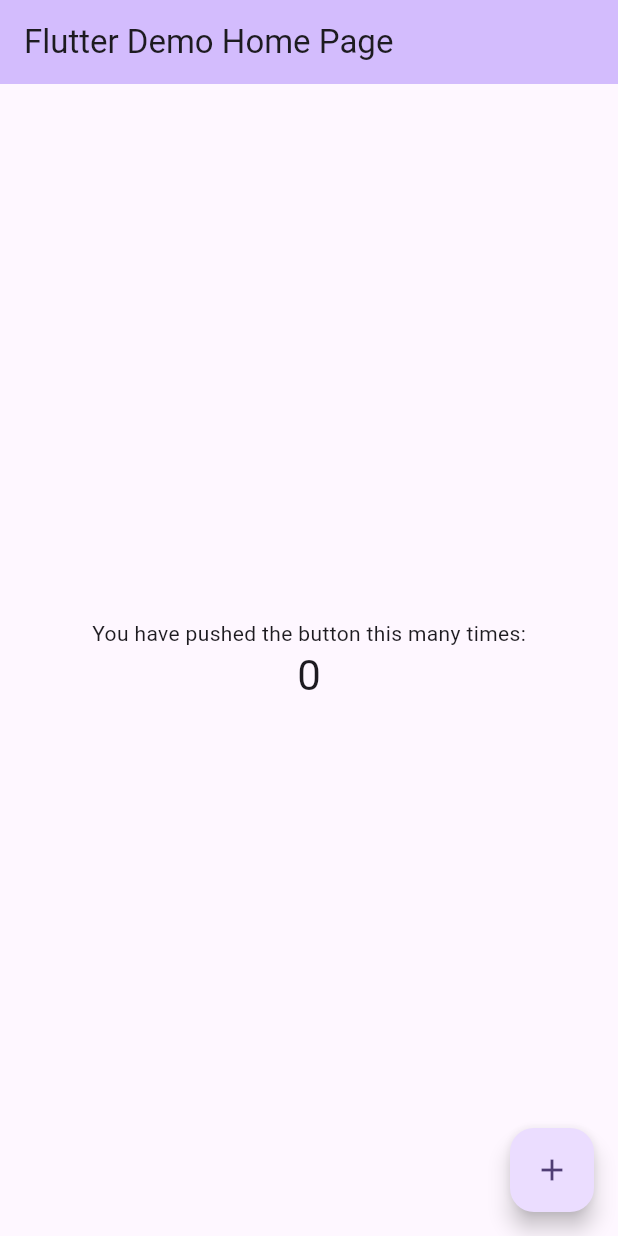
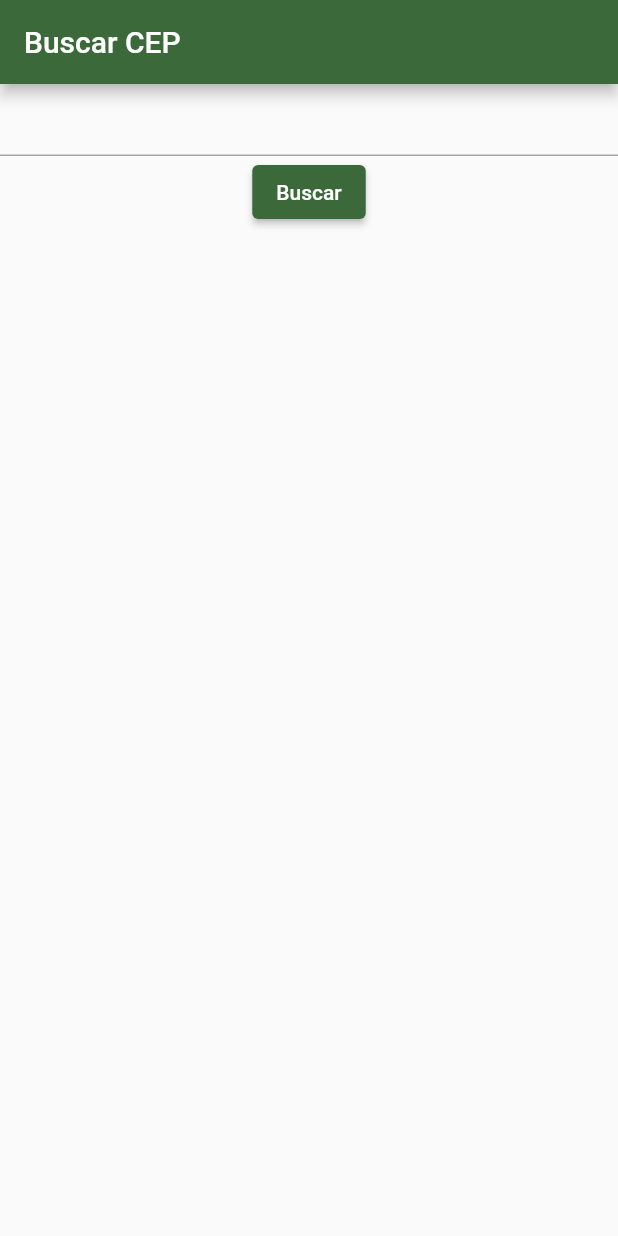
Before and after one commit to juliannelima/flutter-consulta-cep, a Flutter app: the screen it shows after launch, on a phone screen of 412 x 824 dp. Run offline on Flutter 3.47's test engine with Material 2 defaults, Android fonts, the phone set to English and light mode, and no system bars; our stand-ins replace dio.

Commit message:
Adicionando page home

```diff
--- a/lib/main.dart
+++ b/lib/main.dart
@@ -1,125 +1,18 @@
 import 'package:flutter/material.dart';
-
+import 'package:flutter_consulta_cep/pages/home_page.dart';
 void main() {
   runApp(const MyApp());
 }
-
 class MyApp extends StatelessWidget {
   const MyApp({super.key});
-
-  // This widget is the root of your application.
   @override
   Widget build(BuildContext context) {
     return MaterialApp(
       title: 'Flutter Demo',
       theme: ThemeData(
-        // This is the theme of your application.
-        //
-        // TRY THIS: Try running your application with "flutter run". You'll see
-        // the application has a blue toolbar. Then, without quitting the app,
-        // try changing the seedColor in the colorScheme below to Colors.green
-        // and then invoke "hot reload" (save your changes or press the "hot
-        // reload" button in a Flutter-supported IDE, or press "r" if you used
-        // the command line to start the app).
-        //
-        // Notice that the counter didn't reset back to zero; the application
-        // state is not lost during the reload. To reset the state, use hot
-        // restart instead.
-        //
-        // This works for code too, not just values: Most code changes can be
-        // tested with just a hot reload.
-        colorScheme: ColorScheme.fromSeed(seedColor: Colors.deepPurple),
-        useMaterial3: true,
+        colorScheme: ColorScheme.fromSeed(seedColor: Colors.green),
       ),
-      home: const MyHomePage(title: 'Flutter Demo Home Page'),
+      home: const HomePage(),
     );
   }
 }
-
-class MyHomePage extends StatefulWidget {
-  const MyHomePage({super.key, required this.title});
-
-  // This widget is the home page of your application. It is stateful, meaning
-  // that it has a State object (defined below) that contains fields that affect
-  // how it looks.
-
-  // This class is the configuration for the state. It holds the values (in this
-  // case the title) provided by the parent (in this case the App widget) and
-  // used by the build method of the State. Fields in a Widget subclass are
-  // always marked "final".
-
-  final String title;
-
-  @override
-  State<MyHomePage> createState() => _MyHomePageState();
-}
-
-class _MyHomePageState extends State<MyHomePage> {
-  int _counter = 0;
-
-  void _incrementCounter() {
-    setState(() {
-      // This call to setState tells the Flutter framework that something has
-      // changed in this State, which causes it to rerun the build method below
-      // so that the display can reflect the updated values. If we changed
-      // _counter without calling setState(), then the build method would not be
-      // called again, and so nothing would appear to happen.
-      _counter++;
-    });
-  }
-
-  @override
-  Widget build(BuildContext context) {
-    // This method is rerun every time setState is called, for instance as done
-    // by the _incrementCounter method above.
-    //
-    // The Flutter framework has been optimized to make rerunning build methods
-    // fast, so that you can just rebuild anything that needs updating rather
-    // than having to individually change instances of widgets.
-    return Scaffold(
-      appBar: AppBar(
-        // TRY THIS: Try changing the color here to a specific color (to
-        // Colors.amber, perhaps?) and trigger a hot reload to see the AppBar
-        // change color while the other colors stay the same.
-        backgroundColor: Theme.of(context).colorScheme.inversePrimary,
-        // Here we take the value from the MyHomePage object that was created by
-        // the App.build method, and use it to set our appbar title.
-        title: Text(widget.title),
-      ),
-      body: Center(
-        // Center is a layout widget. It takes a single child and positions it
-        // in the middle of the parent.
-        child: Column(
-          // Column is also a layout widget. It takes a list of children and
-          // arranges them vertically. By default, it sizes itself to fit its
-          // children horizontally, and tries to be as tall as its parent.
-          //
-          // Column has various properties to control how it sizes itself and
-          // how it positions its children. Here we use mainAxisAlignment to
-          // center the children vertically; the main axis here is the vertical
-          // axis because Columns are vertical (the cross axis would be
-          // horizontal).
-          //
-          // TRY THIS: Invoke "debug painting" (choose the "Toggle Debug Paint"
-          // action in the IDE, or press "p" in the console), to see the
-          // wireframe for each widget.
-          mainAxisAlignment: MainAxisAlignment.center,
-          children: <Widget>[
-            const Text(
-              'You have pushed the button this many times:',
-            ),
-            Text(
-              '$_counter',
-              style: Theme.of(context).textTheme.headlineMedium,
-            ),
-          ],
-        ),
-      ),
-      floatingActionButton: FloatingActionButton(
-        onPressed: _incrementCounter,
-        tooltip: 'Increment',
-        child: const Icon(Icons.add),
-      ), // This trailing comma makes auto-formatting nicer for build methods.
-    );
-  }
-}
--- /dev/null
+++ b/lib/pages/home_page.dart
@@ -0,0 +1,97 @@
+import 'package:flutter/material.dart';
+import 'package:flutter_consulta_cep/models/endereco_model.dart';
+import 'package:flutter_consulta_cep/repositories/cep_repository.dart';
+import 'package:flutter_consulta_cep/repositories/cep_repository_impl.dart';
+
+class HomePage extends StatefulWidget {
+
+  const HomePage({ super.key });
+
+  @override
+  State<HomePage> createState() => _HomePageState();
+}
+
+class _HomePageState extends State<HomePage> {
+
+  final CepRepository cepRepository = CepRepositoryImpl();
+  EnderecoModel? enderecoModel;
+
+  final formKey = GlobalKey<FormState>();
+  final cepEC = TextEditingController();
+  bool loading = false;
+
+  @override
+  void dispose() {
+    cepEC.dispose();
+    super.dispose();
+  }
+
+  @override
+  Widget build(BuildContext context) {
+    return Scaffold(
+      appBar: AppBar(title: const Text('Buscar CEP'),),
+      body:  SingleChildScrollView(
+        child: Form(
+          key: formKey,
+          child: Column(
+            children: [
+              TextFormField(
+                controller: cepEC,
+                validator: (value) {
+                  if(value == null || value.isEmpty) {
+                    return 'CEP Obrigatório';
+                  }
+                  return null;
+                },
+              ),
+              ElevatedButton(
+                onPressed: () async {
+                  final valid = formKey.currentState?.validate() ?? false;
+                  if (valid) {
+                    try {
+                      setState(() {
+                        loading = true;
+                        enderecoModel = null;
+                      });
+                      final endereco = await cepRepository.getCep(cepEC.text);
+                      setState(() {
+                        enderecoModel = endereco;
+                        loading = false;
+                      });
+                    } catch (e) {
+                      setState(() {
+                        enderecoModel = null;
+                        loading = false;
+                      });
+                      ScaffoldMessenger.of(context).showSnackBar(
+                        const SnackBar(content: Text('Erro ao buscar Endereço')),
+                      );
+                    }
+                  }
+                },
+                child: const Text('Buscar'),
+              ),
+              Visibility(
+                visible: loading,
+                child: const CircularProgressIndicator(),
+              ),
+              Visibility(
+                visible: enderecoModel != null,
+                child: Column(
+                  mainAxisAlignment: MainAxisAlignment.center,
+                  crossAxisAlignment: CrossAxisAlignment.start,
+                  children: [
+                    Text('CEP ${enderecoModel?.cep}'),
+                    Text('Logradouro ${enderecoModel?.logradouro}'),
+                    Text('Complemento ${enderecoModel?.complemento}'),
+                  ],
+                ),
+              ),
+
+            ],
+          ),
+        ),
+      ),
+    );
+  }
+}
```
